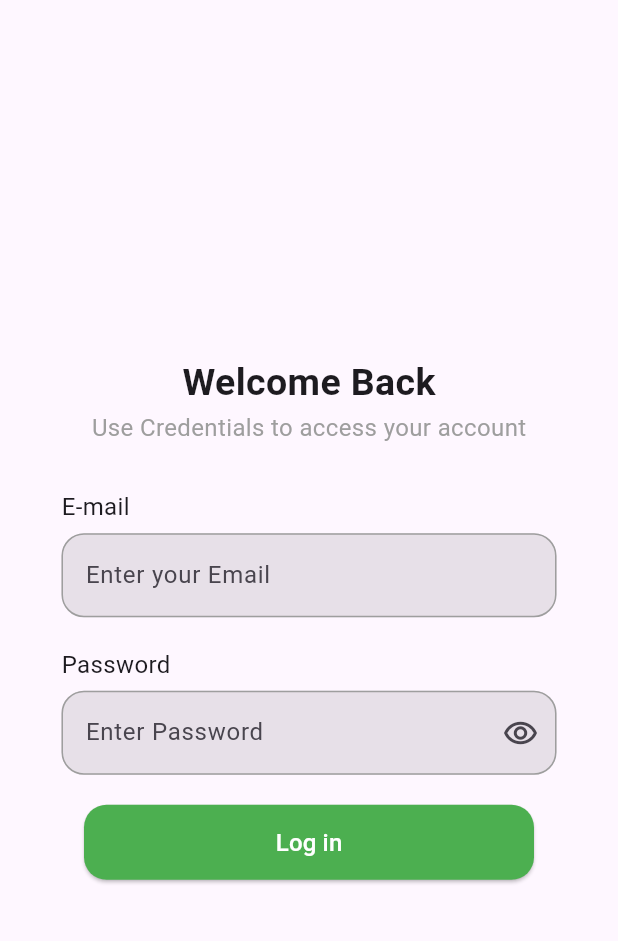
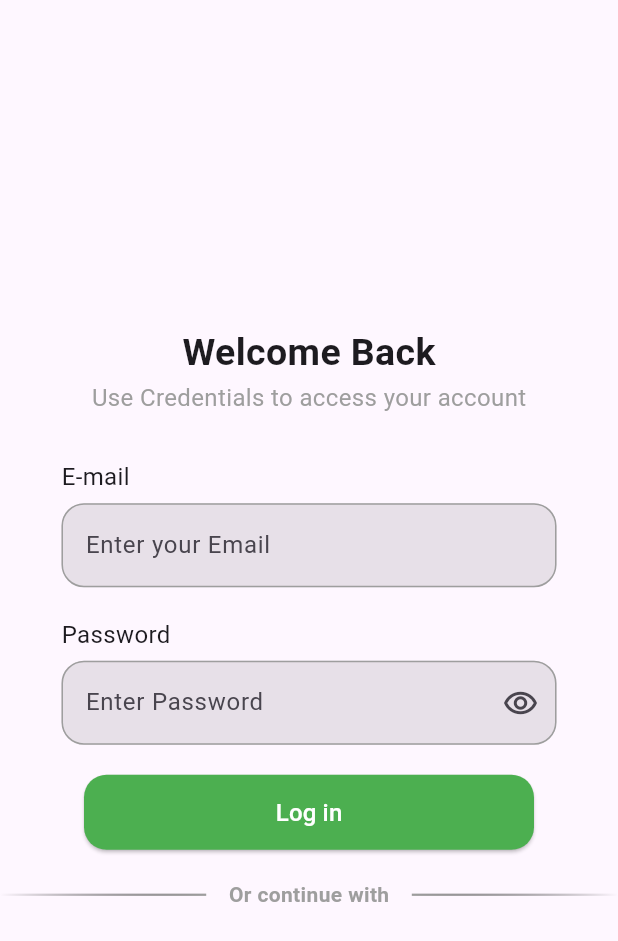
Before and after one commit to Maha6468/vuku_project_3, a Flutter app: the screen it shows after launch, on a phone screen of 412 x 824 dp. Shown: the top 941 px of the screen. Run offline on Flutter 3.47's test engine with Material 3 defaults, Android fonts, the phone set to English and light mode, and no system bars.

Commit message:
last update

```diff
--- a/lib/Screens/log_in.dart
+++ b/lib/Screens/log_in.dart
@@ -40,6 +40,18 @@ class _Log_InState extends State<Log_In> {
             ElevatedButton_cust(text: 'Log in', width: 300,height: 50,
               onPressed: (){},
             ),
+            SizedBox(height: 20,),
+            Row(
+              children:[
+                Custom_Or_Left(),
+                Padding(
+                  padding: EdgeInsets.symmetric(horizontal: 15),
+                  child: Text("Or continue with",
+                      style: TextStyle(color: Colors.grey,fontWeight: FontWeight.bold)),
+                ),
+                Custom_Or_Right(),
+              ],
+            ),
 
 
 
@@ -49,3 +61,54 @@ class _Log_InState extends State<Log_In> {
     );
   }
 }
+
+
+
+
+class Custom_Or_Left extends StatelessWidget {
+  const Custom_Or_Left({super.key});
+  @override
+  Widget build(BuildContext context) {
+    return  Expanded(
+      child: Container(
+        height: 1.5,
+        decoration:  BoxDecoration(
+          gradient: LinearGradient(
+            colors: [
+              Colors.transparent,
+              //Colors.white12,
+              //Colors.grey.shade200,
+              Colors.grey
+              //Colors.white,
+            ],
+            begin: Alignment.centerLeft,
+            end: Alignment.centerRight,
+          ),
+        ),
+      ),
+    );
+  }
+}
+
+class Custom_Or_Right extends StatelessWidget {
+  const Custom_Or_Right({super.key});
+  @override
+  Widget build(BuildContext context) {
+    return Expanded(
+      child: Container(
+        height: 1.5,
+        decoration:  BoxDecoration(
+          gradient: LinearGradient(
+            colors: [
+              Colors.transparent,
+              //Colors.white12,
+              Colors.grey,
+            ],
+            begin: Alignment.centerRight,
+            end: Alignment.centerLeft,
+          ),
+        ),
+      ),
+    );
+  }
+}
```
